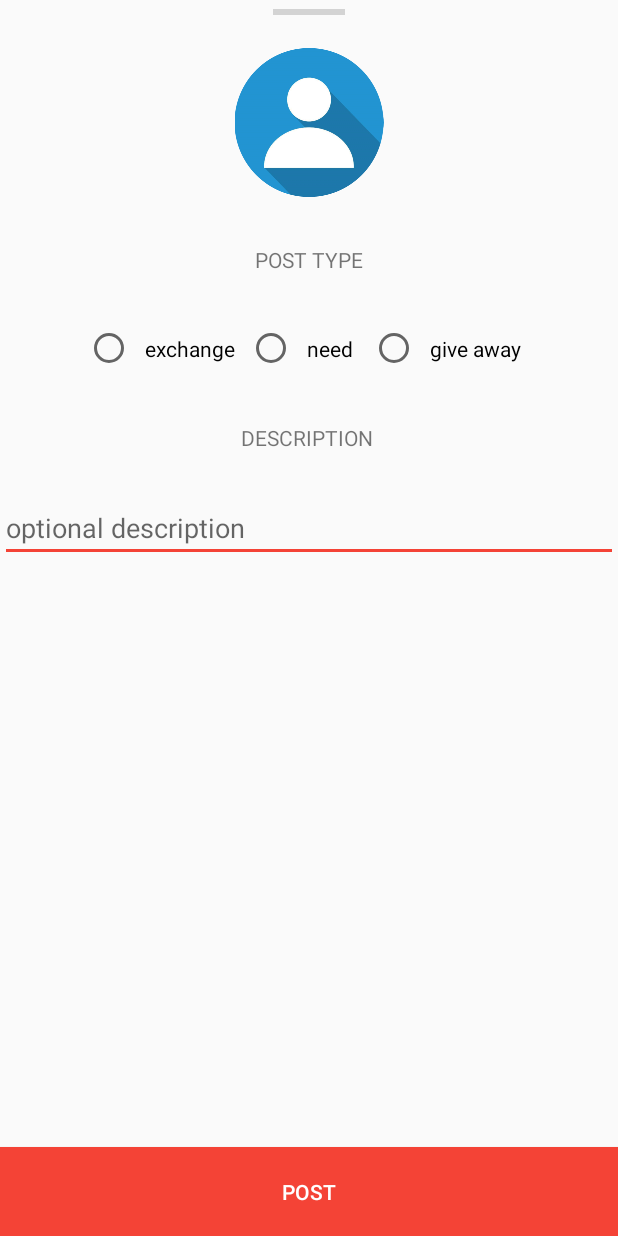
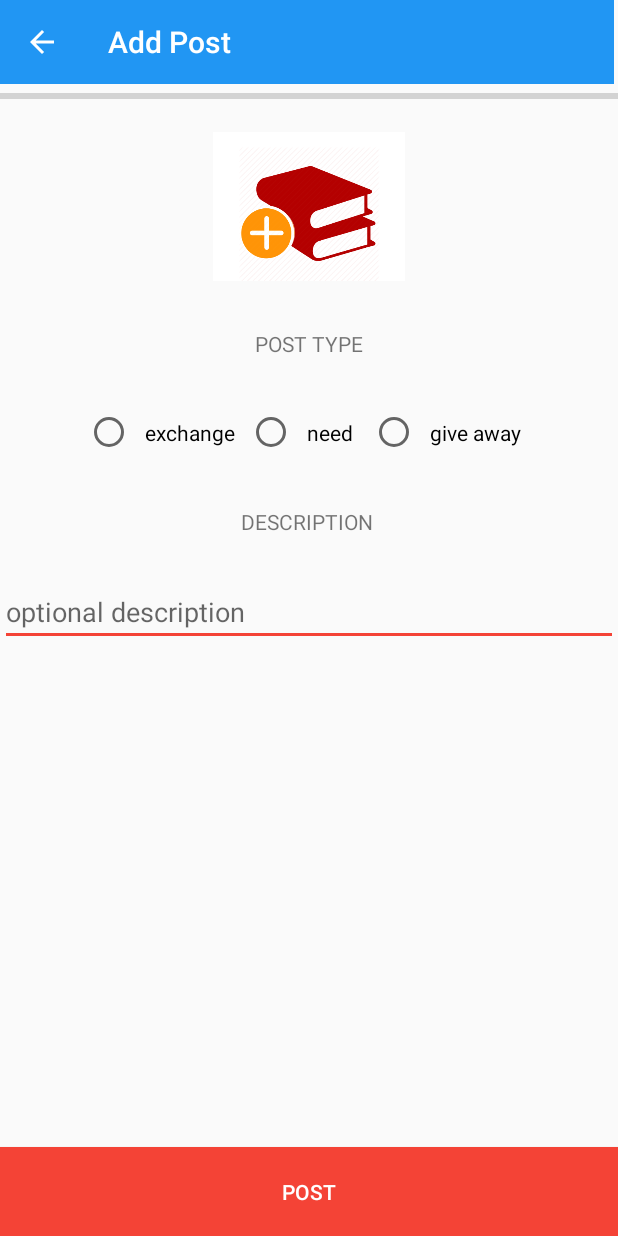
Before and after one commit to BionikMlc/project2v001, an Android app: the PostActivity screen opened directly, with no data from a screen before it, on a phone screen of 412 x 824 dp. Run offline under Robolectric (Android 15) with nearby library versions, the phone set to English and light mode, and no system bars; our stand-ins replace Firebase (no records; nobody signed in at launch, a user with empty details on screens opened directly).

Commit message:
- designed the post page - created basic functionality of the post

```diff
--- a/app/src/main/AndroidManifest.xml
+++ b/app/src/main/AndroidManifest.xml
@@ -17,7 +17,7 @@
         android:roundIcon="@mipmap/ic_launcher_round"
         android:supportsRtl="true"
         android:theme="@style/AppTheme">
-        <activity android:name=".PostActivity"></activity>
+        <activity android:name=".PostActivity" android:parentActivityName=".MainActivity"></activity>
         <activity
             android:name="com.theartofdev.edmodo.cropper.CropImageActivity"
             android:theme="@style/Base.Theme.AppCompat" /> <!-- optional (needed if default theme has no action bar) -->
--- a/app/src/main/java/com/example/project2v001/MainActivity.java
+++ b/app/src/main/java/com/example/project2v001/MainActivity.java
@@ -18,6 +18,7 @@ public class MainActivity extends AppCompatActivity {
     private FirebaseAuth mAuth;
     private Toolbar mainToolBar;
     private FloatingActionButton addPostBtn;
+
     @Override
     protected void onCreate(Bundle savedInstanceState) {
         super.onCreate(savedInstanceState);
@@ -26,8 +27,9 @@ public class MainActivity extends AppCompatActivity {
         mAuth = FirebaseAuth.getInstance();
         mainToolBar = findViewById(R.id.main_toolbar);
         setSupportActionBar(mainToolBar);
-//      getSupportActionBar().setTitle("AcademiaExchange");
-        addPostBtn = findViewById(R.id.add_post_btn);
+        getSupportActionBar().setTitle("AcademiaExchange");
+        addPostBtn = findViewById(R.id.add_post_float_btn);
+
 
         addPostBtn.setOnClickListener(new View.OnClickListener() {
             @Override
--- a/app/src/main/java/com/example/project2v001/PostActivity.java
+++ b/app/src/main/java/com/example/project2v001/PostActivity.java
@@ -1,13 +1,140 @@
 package com.example.project2v001;
 
+import android.content.Intent;
+import android.os.Bundle;
+import android.text.TextUtils;
+import android.view.View;
+import android.widget.Button;
+import android.widget.EditText;
+import android.widget.ImageView;
+import android.widget.RadioButton;
+import android.widget.RadioGroup;
+import android.widget.Toast;
+
+import androidx.annotation.NonNull;
 import androidx.appcompat.app.AppCompatActivity;
-import android.os.Bundle;
+import androidx.appcompat.widget.Toolbar;
+
+import com.google.android.gms.tasks.OnCompleteListener;
+import com.google.android.gms.tasks.Task;
+import com.google.firebase.auth.FirebaseAuth;
+import com.google.firebase.firestore.DocumentReference;
+import com.google.firebase.firestore.FieldValue;
+import com.google.firebase.firestore.FirebaseFirestore;
+import com.google.firebase.storage.FirebaseStorage;
+import com.google.firebase.storage.StorageReference;
+
+import java.util.HashMap;
+import java.util.Map;
+
+//todo
+// get the image from a selection of images from the database
+// currently filling description is mandatory it should be optional
 
 public class PostActivity extends AppCompatActivity {
+    //ids for radio button so we can check which one was checked.
+    private static final int RADIO_BTN_ID_1 = 0; // need
+    private static final int RADIO_BTN_ID_2 = 1;// give away
+    private static final int RADIO_BTN_ID_3 = 2;// exchange
+
+    //ui fields
+    private Toolbar addPostToolbar;
+    private ImageView postImg;
+    private Button addPostBtn;
+    private EditText postDesc;
+
+    private RadioGroup postType;
+
+    private RadioButton need;
+    private RadioButton giveAway;
+    private RadioButton exchange;
+
+    //database references
+    private StorageReference storageReference;
+    private FirebaseAuth firebaseAuth;
+    private FirebaseFirestore firebaseFirestore;
 
     @Override
     protected void onCreate(Bundle savedInstanceState) {
         super.onCreate(savedInstanceState);
         setContentView(R.layout.activity_post);
+
+        addPostToolbar = findViewById(R.id.add_post_toolbar);
+        setSupportActionBar(addPostToolbar);
+        getSupportActionBar().setTitle("Add Post");
+        getSupportActionBar().setDisplayHomeAsUpEnabled(true);
+
+        //init database reference
+        firebaseFirestore = FirebaseFirestore.getInstance();
+        firebaseAuth = FirebaseAuth.getInstance();
+        storageReference = FirebaseStorage.getInstance().getReference();
+
+        //init ui
+        postImg = findViewById(R.id.post_img);
+        postDesc = findViewById(R.id.post_desc);
+        addPostBtn = findViewById(R.id.add_new_post);
+
+        postType = findViewById(R.id.post_type_rg);
+        need = findViewById(R.id.post_type_need);
+        giveAway = findViewById(R.id.post_type_give_away);
+        exchange = findViewById(R.id.post_type_exhange);
+
+        need.setId(RADIO_BTN_ID_1);
+        giveAway.setId(RADIO_BTN_ID_2);
+        exchange.setId(RADIO_BTN_ID_3);
+
+        //obtain post data when add post button is clicked
+        //check if the fields are not empty before submitting to the database
+
+
+        addPostBtn.setOnClickListener(new View.OnClickListener() {
+            @Override
+            public void onClick(View v) {
+                String postDescription = postDesc.getText().toString();
+                int checkedRadioId = postType.getCheckedRadioButtonId();
+                String userId = firebaseAuth.getCurrentUser().getUid();
+                //check that fields are not empty
+                if(!TextUtils.isEmpty(postDescription) && checkedRadioId != -1)
+                {
+                    Map<String, Object> post = new HashMap<>();
+                    switch (checkedRadioId)
+                    {
+                        case RADIO_BTN_ID_1:
+                            post.put("post_type","need");
+                            break;
+                        case RADIO_BTN_ID_2:
+                            post.put("post_type","give away");
+                            break;
+                        case RADIO_BTN_ID_3:
+                            post.put("post_type","exchange");
+                            break;
+                        default:
+                            break;
+                    }
+                    post.put("desc",postDescription);
+                    post.put("user_id",userId);
+                    post.put("timeStamp", FieldValue.serverTimestamp());
+                    firebaseFirestore.collection("Posts").add(post).addOnCompleteListener(new OnCompleteListener<DocumentReference>() {
+                        @Override
+                        public void onComplete(@NonNull Task<DocumentReference> task) {
+                            if(task.isSuccessful())
+                            {
+                                Toast.makeText(PostActivity.this, "post added: ", Toast.LENGTH_LONG).show();
+                                startActivity(new Intent(PostActivity.this, MainActivity.class));
+                                finish();
+
+                            }
+                            else
+                                {
+                                    Toast.makeText(PostActivity.this, "error: "+task.getException(), Toast.LENGTH_LONG).show();
+                                }
+                        }
+                    });
+                }
+
+            }
+        });
     }
+
+
 }
--- a/app/src/main/res/layout/activity_main.xml
+++ b/app/src/main/res/layout/activity_main.xml
@@ -19,7 +19,7 @@
         app:layout_constraintTop_toTopOf="parent" />
 
     <com.google.android.material.floatingactionbutton.FloatingActionButton
-        android:id="@+id/add_post_btn"
+        android:id="@+id/add_post_float_btn"
         android:layout_width="wrap_content"
         android:layout_height="wrap_content"
         android:layout_marginEnd="40dp"
--- a/app/src/main/res/layout/activity_post.xml
+++ b/app/src/main/res/layout/activity_post.xml
@@ -6,15 +6,28 @@
     android:layout_height="match_parent"
     tools:context=".PostActivity">
 
+    <androidx.appcompat.widget.Toolbar
+        android:id="@+id/add_post_toolbar"
+        android:layout_width="409dp"
+        android:layout_height="wrap_content"
+        android:background="?attr/colorPrimary"
+        android:minHeight="?attr/actionBarSize"
+        android:theme="@style/ThemeOverlay.AppCompat.Dark.ActionBar"
+        app:layout_constraintEnd_toEndOf="parent"
+        app:layout_constraintHorizontal_bias="0.0"
+        app:layout_constraintStart_toStartOf="parent"
+        app:layout_constraintTop_toTopOf="parent" />
+
     <ImageView
-        android:id="@+id/imageView2"
+        android:id="@+id/post_img"
         android:layout_width="128dp"
         android:layout_height="99dp"
         android:layout_marginTop="32dp"
+        android:scaleType="centerCrop"
         app:layout_constraintEnd_toEndOf="parent"
         app:layout_constraintStart_toStartOf="parent"
-        app:layout_constraintTop_toTopOf="parent"
-        app:srcCompat="@drawable/default_profile" />
+        app:layout_constraintTop_toBottomOf="@+id/add_post_toolbar"
+        app:srcCompat="@drawable/add_book" />
 
     <TextView
         android:id="@+id/textView"
@@ -25,10 +38,10 @@
         android:textAllCaps="true"
         app:layout_constraintEnd_toEndOf="parent"
         app:layout_constraintStart_toStartOf="parent"
-        app:layout_constraintTop_toBottomOf="@+id/imageView2" />
+        app:layout_constraintTop_toBottomOf="@+id/post_img" />
 
     <RadioGroup
-        android:id="@+id/radioGroup"
+        android:id="@+id/post_type_rg"
         android:layout_width="wrap_content"
         android:layout_height="wrap_content"
         android:layout_marginTop="32dp"
@@ -38,7 +51,7 @@
         app:layout_constraintTop_toBottomOf="@+id/textView">
 
         <RadioButton
-            android:id="@+id/radioButton"
+            android:id="@+id/post_type_exhange"
             android:layout_width="match_parent"
             android:layout_height="wrap_content"
             android:padding="8dp"
@@ -46,7 +59,7 @@
             android:text="exchange" />
 
         <RadioButton
-            android:id="@+id/radioButton2"
+            android:id="@+id/post_type_need"
             android:layout_width="match_parent"
             android:layout_height="wrap_content"
             android:padding="8dp"
@@ -54,7 +67,7 @@
             android:text="need " />
 
         <RadioButton
-            android:id="@+id/radioButton3"
+            android:id="@+id/post_type_give_away"
             android:layout_width="match_parent"
             android:layout_height="wrap_content"
             android:padding="8dp"
@@ -71,10 +84,10 @@
         android:textAllCaps="true"
         app:layout_constraintEnd_toEndOf="parent"
         app:layout_constraintStart_toStartOf="parent"
-        app:layout_constraintTop_toBottomOf="@+id/radioGroup" />
+        app:layout_constraintTop_toBottomOf="@+id/post_type_rg" />
 
     <EditText
-        android:id="@+id/editText"
+        android:id="@+id/post_desc"
         android:layout_width="0dp"
         android:layout_height="wrap_content"
         android:layout_marginTop="28dp"
@@ -86,7 +99,7 @@
         app:layout_constraintTop_toBottomOf="@+id/textView2" />
 
     <Button
-        android:id="@+id/button"
+        android:id="@+id/add_new_post"
         android:layout_width="0dp"
         android:layout_height="wrap_content"
         android:background="@color/colorAccent"
@@ -101,9 +114,11 @@
     <ProgressBar
         android:id="@+id/progressBar"
         style="?android:attr/progressBarStyleHorizontal"
-        android:layout_width="wrap_content"
+        android:layout_width="0dp"
         android:layout_height="wrap_content"
         app:layout_constraintEnd_toEndOf="parent"
+        app:layout_constraintHorizontal_bias="0.498"
         app:layout_constraintStart_toStartOf="parent"
-        app:layout_constraintTop_toTopOf="parent" />
+        app:layout_constraintTop_toBottomOf="@+id/add_post_toolbar" />
+
 </androidx.constraintlayout.widget.ConstraintLayout>
```
Also changed, not shown: app/src/main/java/com/example/project2v001/AccountSettingsActivity.java (+8 -7 lines), app/src/main/res/drawable-hdpi/add_book.png (added), app/src/main/res/drawable-mdpi/add_book.png (added), app/src/main/res/drawable-xhdpi/add_book.png (added), app/src/main/res/drawable-xxhdpi/add_book.png (added), 2 other files.
